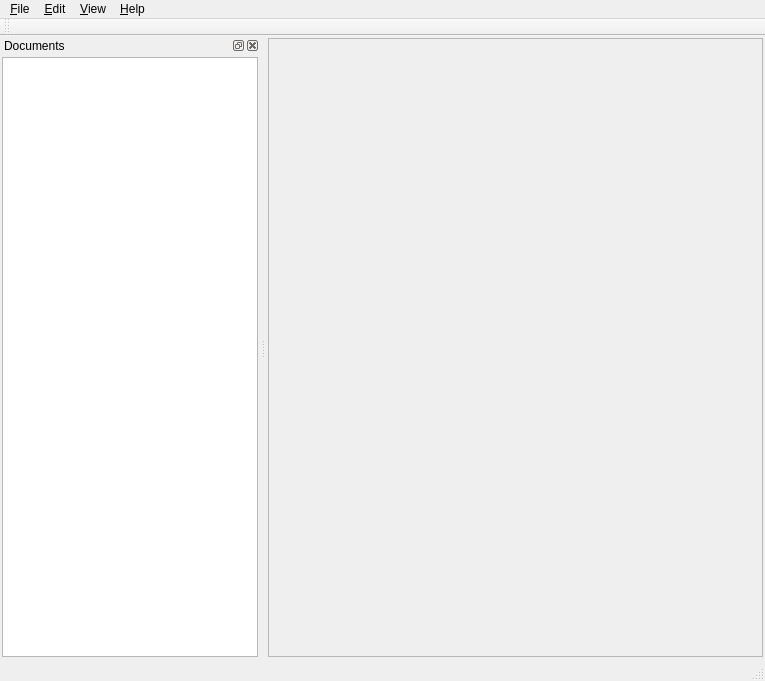
First picture: the form in Main/ui/MainWindow.ui, repository Antidote/SakuraSuite, before the edit.
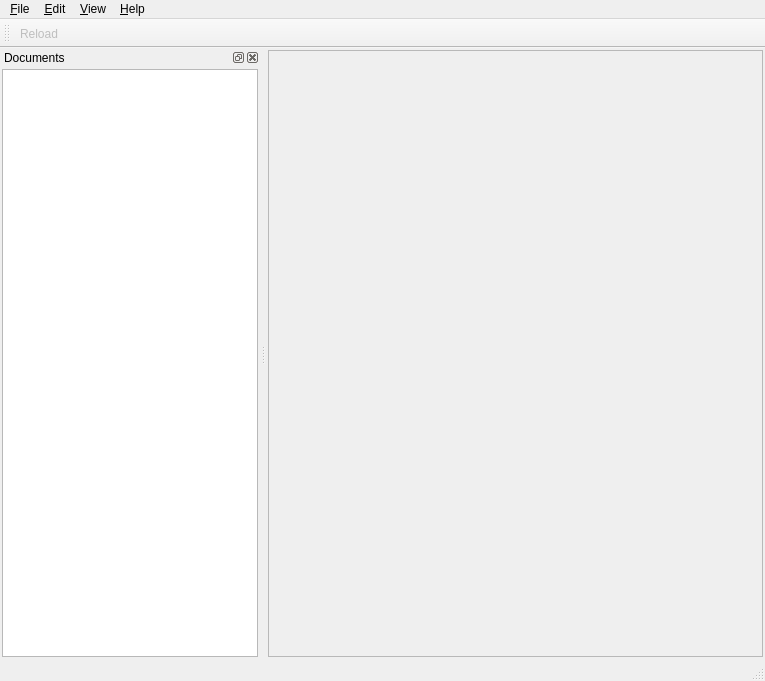
Second picture: the form after the edit.

What changed in the file:
```diff
--- a/Main/ui/MainWindow.ui
+++ b/Main/ui/MainWindow.ui
@@ -50,7 +50,7 @@
          <x>0</x>
          <y>0</y>
          <width>498</width>
-         <height>615</height>
+         <height>603</height>
         </rect>
        </property>
        <layout class="QGridLayout" name="gridLayout_3">
@@ -155,6 +155,7 @@
    <attribute name="toolBarBreak">
     <bool>false</bool>
    </attribute>
+   <addaction name="actionReload"/>
   </widget>
   <widget class="QStatusBar" name="statusBar"/>
   <widget class="QDockWidget" name="dockWidget">
@@ -194,7 +195,7 @@
        <property name="editTriggers">
         <set>QAbstractItemView::NoEditTriggers</set>
        </property>
-       <property name="sortingEnabled">
+       <property name="alternatingRowColors">
         <bool>true</bool>
        </property>
       </widget>
@@ -293,6 +294,14 @@
     <string>&amp;Preferences</string>
    </property>
   </action>
+  <action name="actionReload">
+   <property name="enabled">
+    <bool>false</bool>
+   </property>
+   <property name="text">
+    <string>&amp;Reload</string>
+   </property>
+  </action>
  </widget>
  <layoutdefault spacing="6" margin="11"/>
  <resources/>
```
Left out of the diff: 27 changed lines with no effect on the pictures.
